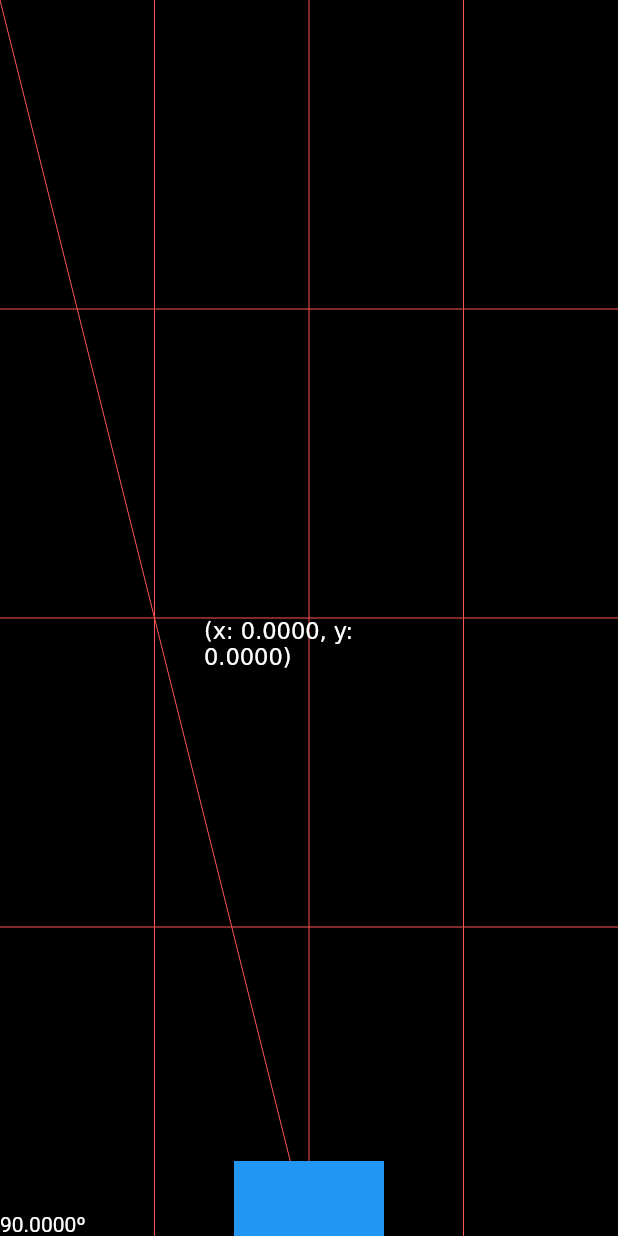
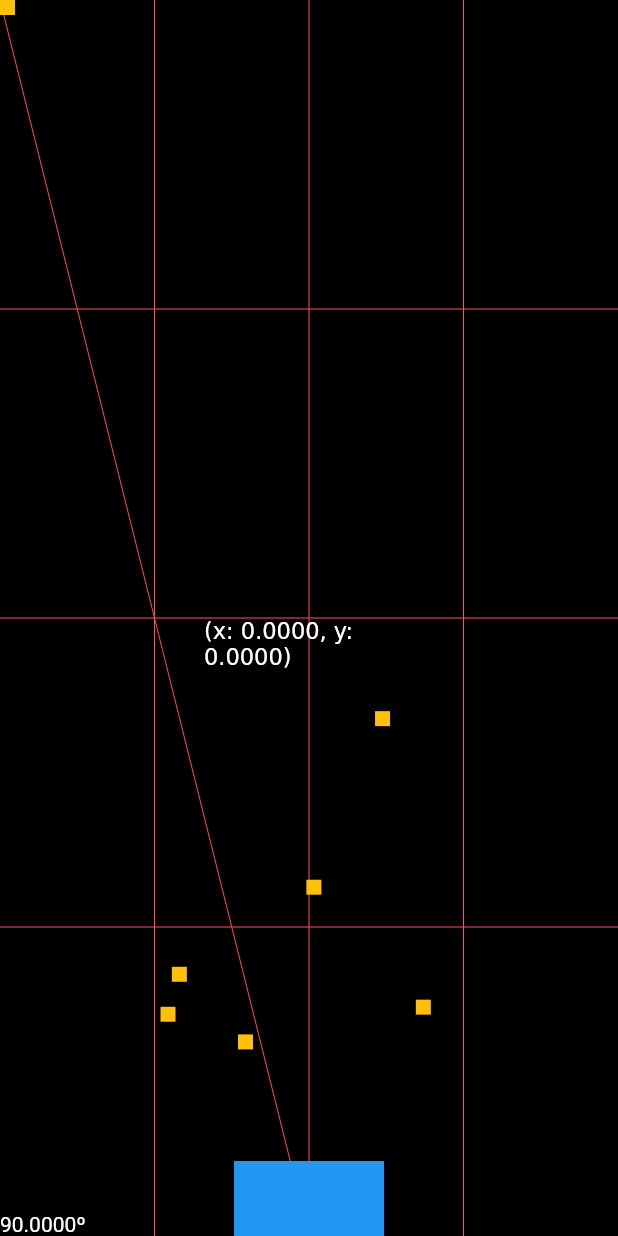
Before and after one commit to lordkleiton/flutter_shooter, a Flutter app: the first screen one second after launch, on a phone screen of 412 x 824 dp. Run offline on Flutter 3.47's test engine with Material 2 defaults, Android fonts, the phone set to English and light mode, and no system bars.

Commit message:
primeira implemenação de inimigos spawnando de lugares aleatorios

```diff
--- a/lib/src/component/base_board.dart
+++ b/lib/src/component/base_board.dart
@@ -1,3 +1,4 @@
+import 'dart:async';
 import 'dart:math' as math;
 import 'dart:ui';
 
@@ -6,21 +7,97 @@ import 'package:flutter_shooter/app_sizes.dart';
 import 'package:flutter_shooter/extensions.dart';
 import 'package:flutter_shooter/src/component/canvas.dart';
 import 'package:flutter_shooter/src/component/player.dart';
+import 'package:flutter_shooter/src/model/enemy.dart';
 
 class BaseBoardComponent extends StatefulWidget {
+  final AppSizes appSizes;
+
+  BaseBoardComponent({required this.appSizes});
+
   @override
   _BaseBoardComponentState createState() => _BaseBoardComponentState();
 }
 
 class _BaseBoardComponentState extends State<BaseBoardComponent> {
+  late AppSizes appSizes;
+  late Offset playerPosition;
+  late List<Enemy> enemies;
   Offset offset = Offset.zero;
   Offset normalOffset = Offset.zero;
   double angle = 90;
   bool toRight = false;
 
   @override
+  void initState() {
+    super.initState();
+
+    appSizes = widget.appSizes;
+
+    playerPosition = Offset(appSizes.midWidth - 50, 0);
+
+    final random = math.Random();
+
+    final Function getRandomX =
+        () => random.nextDouble().denormalize(0, appSizes.width);
+    final Function getRandomY =
+        () => random.nextDouble().denormalize(0, appSizes.midHeight);
+
+    enemies = [
+      Enemy(position: Offset.zero, angle: 0, target: playerPosition),
+      Enemy(
+          position: Offset(getRandomX(), getRandomY()),
+          angle: 0,
+          target: playerPosition),
+      Enemy(
+          position: Offset(getRandomX(), getRandomY()),
+          angle: 0,
+          target: playerPosition),
+      Enemy(
+          position: Offset(getRandomX(), getRandomY()),
+          angle: 0,
+          target: playerPosition),
+      Enemy(
+          position: Offset(getRandomX(), getRandomY()),
+          angle: 0,
+          target: playerPosition),
+      Enemy(
+          position: Offset(getRandomX(), getRandomY()),
+          angle: 0,
+          target: playerPosition),
+      Enemy(
+          position: Offset(getRandomX(), getRandomY()),
+          angle: 0,
+          target: playerPosition),
+    ];
+
+    Timer.periodic(Duration(milliseconds: 16), (_) {
+      bool update = false;
+
+      enemies.forEach((enemy) {
+        final Offset position = enemy.position;
+
+        if ((position.dx < appSizes.width + 20 &&
+                position.dy < appSizes.height) &&
+            (position.dx > 0 && position.dy < appSizes.height)) {
+          update = true;
+
+          final Offset target = enemy.target;
+
+          final double dx = position.dx - (target.dx + 50);
+          final double dy =
+              position.dy - (target.dy + appSizes.height + appSizes.height / 3);
+
+          enemy.position =
+              Offset(position.dx - (dx * 0.01), position.dy - (dy * 0.01));
+        }
+      });
+
+      if (update) setState(() {});
+    });
+  }
+
+  @override
   Widget build(BuildContext context) {
-    final AppSizes appSizes = AppSizes(context: context);
     final double middle = appSizes.midWidth;
     final Offset start = Offset(middle, appSizes.height);
     final double auxAngle = (90 - angle).degreeToRadian();
@@ -38,9 +115,20 @@ class _BaseBoardComponentState extends State<BaseBoardComponent> {
         child: Stack(
           fit: StackFit.expand,
           children: [
+            ...enemies.map((element) {
+              return Positioned(
+                top: element.position.dy,
+                left: element.position.dx,
+                child: Container(
+                  width: 10,
+                  height: 10,
+                  color: Colors.amber,
+                ),
+              );
+            }).toList(),
             Positioned(
-              bottom: 0,
-              left: appSizes.midWidth - 50,
+              bottom: playerPosition.dy,
+              left: playerPosition.dx,
               child: Column(
                 children: [
                   PlayerComponent(angle: auxAngle),
--- /dev/null
+++ b/lib/src/model/enemy.dart
@@ -0,0 +1,9 @@
+import 'package:flutter/rendering.dart';
+
+class Enemy {
+  final double angle;
+  final Offset target;
+  Offset position;
+
+  Enemy({required this.position, required this.angle, required this.target});
+}
--- a/lib/src/view/home.dart
+++ b/lib/src/view/home.dart
@@ -12,7 +12,9 @@ class HomeView extends StatelessWidget {
         color: Colors.black,
         width: appSizes.width,
         height: appSizes.height,
-        child: BaseBoardComponent(),
+        child: BaseBoardComponent(
+          appSizes: appSizes,
+        ),
       ),
     );
   }
```
